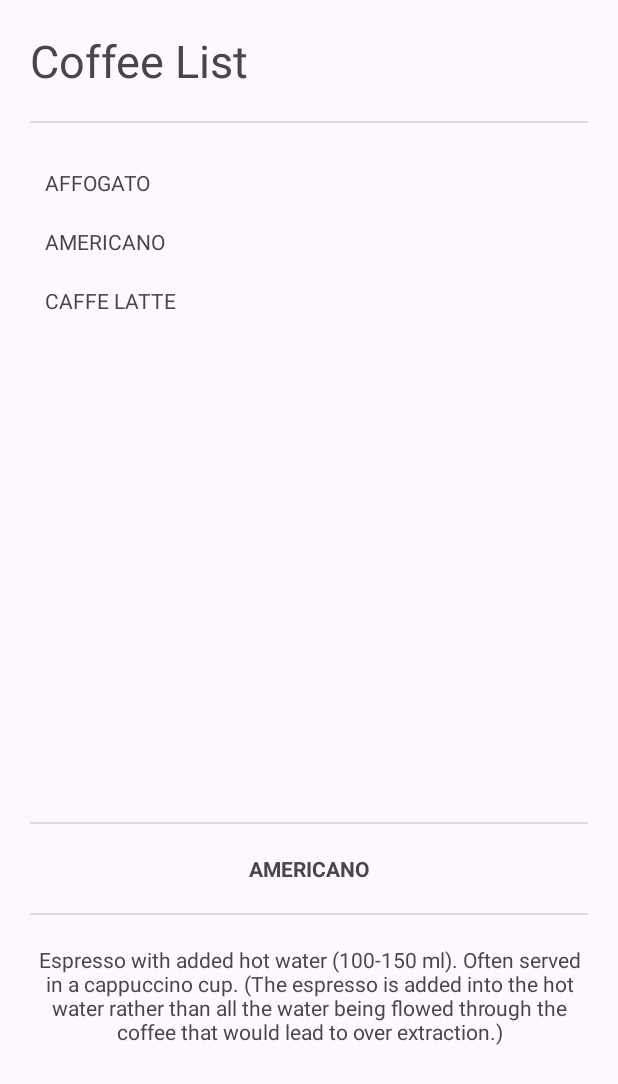
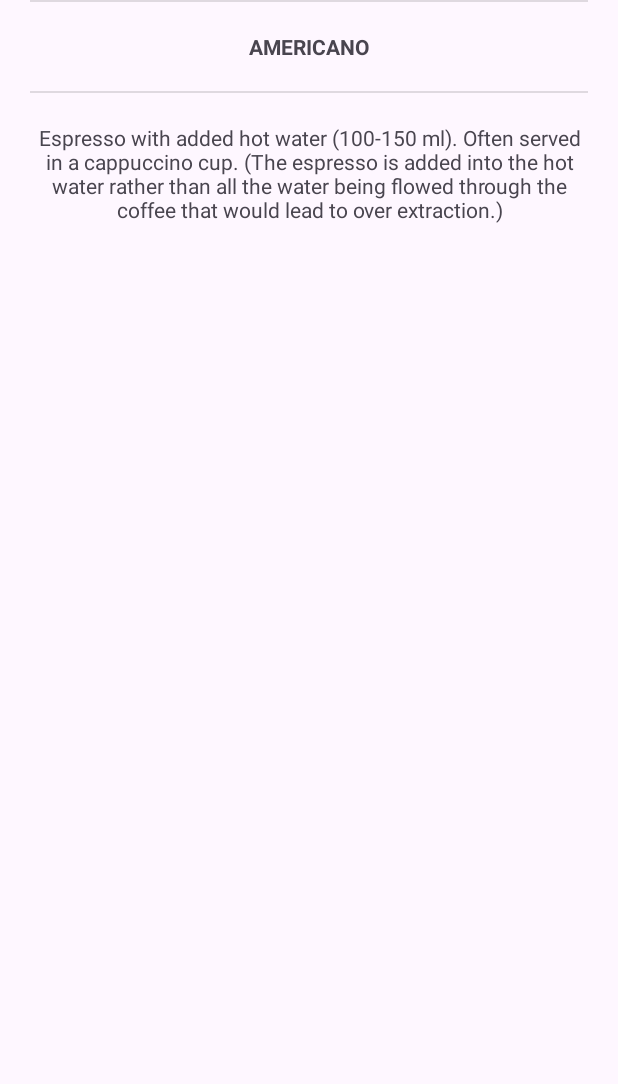
Before and after one commit to cottoncloudy/LAB_WEEK_03, an Android app: the screen it shows after launch (MainActivity), after a tap on "AMERICANO", on a phone screen of 412 x 824 dp. Shown: the top 1084 px of the screen. Run offline under Robolectric (Android 15) with nearby library versions, the phone set to English and light mode, and no system bars.

```diff
--- a/app/build.gradle.kts
+++ b/app/build.gradle.kts
@@ -36,7 +36,8 @@ android {
 }
 
 dependencies {
-
+    implementation("androidx.navigation:navigation-fragment-ktx:2.9.5")
+    implementation("androidx.navigation:navigation-ui-ktx:2.9.5")
     implementation(libs.androidx.core.ktx)
     implementation(libs.androidx.appcompat)
     implementation(libs.material)
--- a/app/src/main/java/com/example/lab_week_03/DetailFragment.kt
+++ b/app/src/main/java/com/example/lab_week_03/DetailFragment.kt
@@ -37,6 +37,12 @@ class DetailFragment : Fragment() {
         return inflater.inflate(R.layout.fragment_detail, container, false)
     }
 
+    override fun onViewCreated(view: View, savedInstanceState: Bundle?) {
+        super.onViewCreated(view, savedInstanceState)
+        val coffeeId = arguments?.getInt(COFFEE_ID, 0) ?: 0
+        setCoffeeData(coffeeId)
+    }
+
     fun setCoffeeData(id: Int) {
         when (id) {
             R.id.affogato -> {
@@ -55,13 +61,14 @@ class DetailFragment : Fragment() {
     }
 
     companion object {
-        @JvmStatic
-        fun newInstance(param1: String, param2: String) =
+        private const val COFFEE_ID = "COFFEE_ID"
+        fun newInstance(coffeeId: Int) =
             DetailFragment().apply {
                 arguments = Bundle().apply {
-                    putString(ARG_PARAM1, param1)
-                    putString(ARG_PARAM2, param2)
+                    putInt(COFFEE_ID, coffeeId)
                 }
             }
     }
+
+
 }
--- a/app/src/main/java/com/example/lab_week_03/MainActivity.kt
+++ b/app/src/main/java/com/example/lab_week_03/MainActivity.kt
@@ -23,15 +23,26 @@ class MainActivity : AppCompatActivity(), CoffeeListener {
             v.setPadding(systemBars.left, systemBars.top, systemBars.right, systemBars.bottom)
             insets
         }
+
+        // === Tambahan untuk dynamic fragment ===
+        if (savedInstanceState == null) {
+            val listFragment = ListFragment()
+            supportFragmentManager.beginTransaction()
+                .add(R.id.fragment_container, listFragment) // fragment_container ada di XML
+                .commit()
+        }
     }
 
     override fun onSelected(id: Int) {
-        val detailFragment = supportFragmentManager
-            .findFragmentById(R.id.fragment_detail) as DetailFragment
-        detailFragment.setCoffeeData(id)
+        // === Dynamic ganti ke DetailFragment ===
+        val detailFragment = DetailFragment.newInstance(id)
+        supportFragmentManager.beginTransaction()
+            .replace(R.id.fragment_container, detailFragment)
+            .addToBackStack(null)
+            .commit()
     }
 
-    // Lifecycle logging
+    // Lifecycle logging (biar tetap ada)
     override fun onStart() {
         super.onStart()
         Log.d(TAG, "onStart")
--- a/app/src/main/res/layout/activity_main.xml
+++ b/app/src/main/res/layout/activity_main.xml
@@ -8,21 +8,31 @@
     android:layout_height="match_parent"
     android:orientation="vertical"
     tools:context=".MainActivity">
+
     <androidx.fragment.app.FragmentContainerView
         android:id="@+id/fragment_list"
         android:name="com.example.lab_week_03.ListFragment"
         android:layout_width="match_parent"
         android:layout_height="0dp"
         android:layout_weight="2" />
+
     <View
         android:layout_width="match_parent"
         android:layout_height="1dp"
         android:layout_marginHorizontal="20dp"
         android:background="?android:attr/dividerVertical" />
+
     <androidx.fragment.app.FragmentContainerView
         android:id="@+id/fragment_detail"
         android:name="com.example.lab_week_03.DetailFragment"
         android:layout_width="match_parent"
         android:layout_height="0dp"
         android:layout_weight="1" />
+
+    <FrameLayout
+        android:id="@+id/fragment_container"
+        android:layout_width="match_parent"
+        android:layout_height="match_parent" />
+
+
 </LinearLayout>
```
